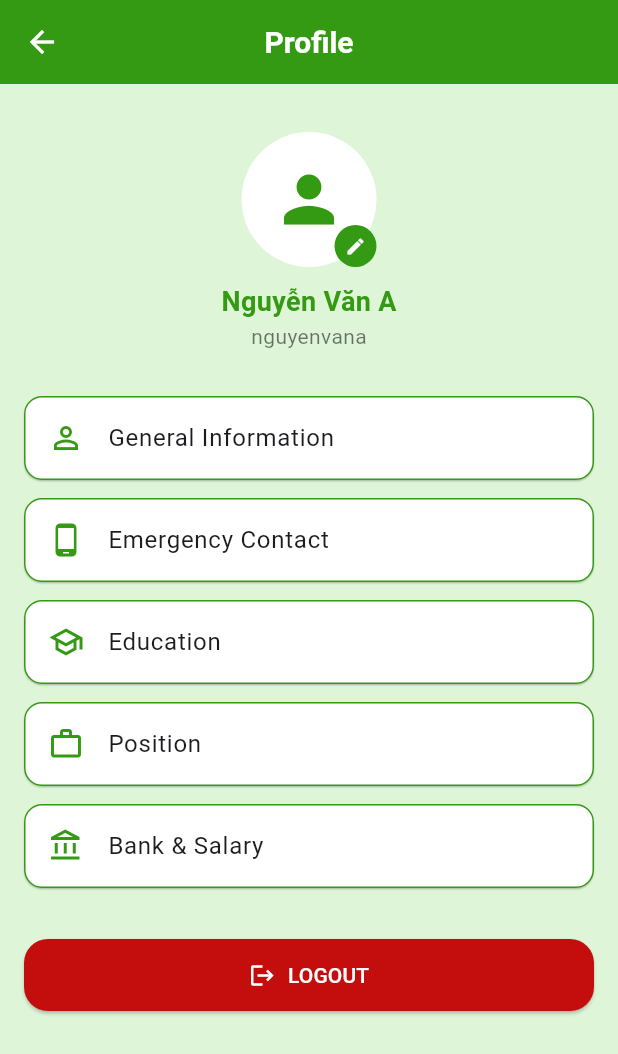
After one commit to LTT4504/erp_app_nood, a Flutter app: the ProfileScreen screen opened by its route, on a phone screen of 412 x 824 dp. The commit adds this screen. Shown: the top 1054 px of the screen. Run offline on Flutter 3.47's test engine with Material 3 defaults, Android fonts, the phone set to English and light mode, and no system bars; our stand-ins replace dio, flutter_svg, get, get_storage, logger, table_calendar; accounts and stored records are empty.

Commit message:
feat: create profile screen

```diff
--- a/lib/modules/home/widgets/home_app_bar.dart
+++ b/lib/modules/home/widgets/home_app_bar.dart
@@ -62,12 +62,17 @@ class HomeAppBar extends StatelessWidget {
               },
             ),
             const SizedBox(width: 12),
-            ClipOval(
-              child: Image.asset(
-                'assets/images/avatar_default.png',
-                width: 36,
-                height: 36,
-                fit: BoxFit.cover,
+            GestureDetector(
+              onTap: () {
+                Get.toNamed(AppRoutes.profile);
+              },
+              child: ClipOval(
+                child: Image.asset(
+                  'assets/images/avatar_default.png',
+                  width: 36,
+                  height: 36,
+                  fit: BoxFit.cover,
+                ),
               ),
             ),
           ],
--- /dev/null
+++ b/lib/modules/profile/profile_binding.dart
@@ -0,0 +1,9 @@
+import 'package:get/get.dart';
+import 'profile_controller.dart';
+
+class ProfileBinding extends Bindings {
+  @override
+  void dependencies() {
+    Get.lazyPut<ProfileController>(() => ProfileController());
+  }
+}
--- /dev/null
+++ b/lib/modules/profile/profile_controller.dart
@@ -0,0 +1,26 @@
+import 'package:get/get.dart';
+
+class ProfileController extends GetxController {
+  // Dữ liệu profile giả
+  final name = '--'.obs;
+  final email = '--'.obs;
+  final username = '--'.obs;
+  final dob = '--'.obs;
+  final phone = '--'.obs;
+
+  @override
+  void onInit() {
+    super.onInit();
+    // Giả lập load data
+    fetchProfile();
+  }
+
+  void fetchProfile() {
+    // Sau này thay bằng API call
+    name.value = "Nguyễn Văn A";
+    email.value = "example@email.com";
+    username.value = "nguyenvana";
+    dob.value = "01/01/1990";
+    phone.value = "0123456789";
+  }
+}
--- /dev/null
+++ b/lib/modules/profile/profile_screen.dart
@@ -0,0 +1,132 @@
+import 'package:flutter/material.dart';
+import 'package:get/get.dart';
+import '../../shared/constants/colors.dart';
+import '../../shared/widgets/custom_button.dart';
+import '../../shared/services/token_storage.dart';
+import '../../routes/routes.dart';
+import 'profile_controller.dart';
+
+class ProfileScreen extends GetView<ProfileController> {
+  const ProfileScreen({super.key});
+
+  @override
+  Widget build(BuildContext context) {
+    return Scaffold(
+      backgroundColor: ColorConstants.highlightPrimaryPastel,
+      appBar: AppBar(
+        backgroundColor: ColorConstants.highlightPrimary,
+        elevation: 0,
+        title: const Text(
+          "Profile",
+          style: TextStyle(
+            color: ColorConstants.white,
+            fontWeight: FontWeight.w600,
+            fontSize: 20,
+          ),
+        ),
+        centerTitle: true,
+        iconTheme: const IconThemeData(color: ColorConstants.white),
+      ),
+      body: ListView(
+        padding: const EdgeInsets.symmetric(horizontal: 16),
+        children: [
+          const SizedBox(height: 32),
+          // Avatar + tên + username
+          Center(
+            child: Column(
+              children: [
+                const Stack(
+                  children: [
+                    CircleAvatar(
+                      radius: 45,
+                      backgroundColor: ColorConstants.white,
+                      child: Icon(Icons.person, size: 50, color: ColorConstants.highlightPrimary),
+                    ),
+                    Positioned(
+                      bottom: 0,
+                      right: 0,
+                      child: CircleAvatar(
+                        radius: 14,
+                        backgroundColor: ColorConstants.highlightPrimary,
+                        child: Icon(Icons.edit, size: 14, color: ColorConstants.white),
+                      ),
+                    ),
+                  ],
+                ),
+                const SizedBox(height: 10),
+                Obx(() => Text(
+                      controller.name.value,
+                      style: const TextStyle(
+                        fontWeight: FontWeight.bold,
+                        fontSize: 18,
+                        color: ColorConstants.highlightPrimary,
+                      ),
+                    )),
+                Obx(() => Text(
+                      controller.username.value,
+                      style: const TextStyle(
+                        fontSize: 14,
+                        color: Colors.black54,
+                      ),
+                    )),
+              ],
+            ),
+          ),
+          const SizedBox(height: 24),
+          _buildMenuItem(Icons.person_outline, "General Information"),
+          _buildMenuItem(Icons.phone_android, "Emergency Contact"),
+          _buildMenuItem(Icons.school_outlined, "Education"),
+          _buildMenuItem(Icons.work_outline, "Position"),
+          _buildMenuItem(Icons.account_balance_outlined, "Bank & Salary"),
+          const SizedBox(height: 20),
+          _buildLogoutButton(),
+        ],
+      ),
+    );
+  }
+
+  Widget _buildMenuItem(IconData icon, String title, {String? badge}) {
+    return Card(
+      margin: const EdgeInsets.symmetric(vertical: 6),
+      color: ColorConstants.white,
+      shape: RoundedRectangleBorder(
+        borderRadius: BorderRadius.circular(12),
+        side: const BorderSide(color: ColorConstants.highlightPrimary, width: 1),
+      ),
+      elevation: 0.5,
+      child: ListTile(
+        leading: Icon(icon, color: ColorConstants.highlightPrimary),
+        title: Text(title, style: const TextStyle(fontSize: 16)),
+        trailing: badge != null
+            ? Container(
+                padding: const EdgeInsets.symmetric(horizontal: 8, vertical: 4),
+                decoration: BoxDecoration(
+                  color: ColorConstants.highlightSecondary,
+                  borderRadius: BorderRadius.circular(12),
+                ),
+                child: Text(
+                  badge,
+                  style: const TextStyle(color: ColorConstants.white, fontSize: 12),
+                ),
+              )
+            : null,
+        onTap: () {},
+      ),
+    );
+  }
+
+  Widget _buildLogoutButton() {
+    return Padding(
+      padding: const EdgeInsets.symmetric(vertical: 8),
+      child: CustomButton(
+        label: "Logout",
+        icon: Icons.logout,
+        backgroundColor: ColorConstants.red,
+        onPressed: () async {
+          await TokenStorage.logout();
+          Get.offAllNamed(AppRoutes.login);
+        },
+      ),
+    );
+  }
+}
--- a/lib/modules/task_detail/task_detail_screen.dart
+++ b/lib/modules/task_detail/task_detail_screen.dart
@@ -143,7 +143,7 @@ class TaskDetailScreen extends GetView<TaskDetailController> {
                                             100)
                                         .clamp(0.0, 1.0),
                                     backgroundColor: Colors.grey.shade300,
-                                    color: Colors.green,
+                                    color: ColorConstants.highlightPrimary,
                                     minHeight: 10,
                                   ),
                                 ),
--- a/lib/routes/app_pages.dart
+++ b/lib/routes/app_pages.dart
@@ -16,6 +16,8 @@ import '../modules/forgot_password/sent_email_success.dart';
 import '../modules/intro/splash_screen.dart';
 import '../modules/notification/notification_binding.dart';
 import '../modules/notification/notification_screen.dart';
+import '../modules/profile/profile_binding.dart';
+import '../modules/profile/profile_screen.dart';
 import '../modules/task_detail/task_detail_binding.dart';
 import '../modules/task_detail/task_detail_screen.dart';
 import 'app_routes.dart';
@@ -83,5 +85,10 @@ class AppPages {
       page: () => const TaskDetailScreen(),
       binding: TaskDetailBinding(),
     ),
+    GetPage(
+      name: AppRoutes.profile,
+      page: () => const ProfileScreen(),
+      binding: ProfileBinding(),
+    ),
   ];
 }
--- a/lib/routes/app_routes.dart
+++ b/lib/routes/app_routes.dart
@@ -12,4 +12,5 @@ abstract class AppRoutes {
   static const annualCalendar = '/annual-calendar';
   static const personalNotifications = '/personal-notifications';
   static const taskDetail = '/task-detail';
+  static const profile = '/profile';
 }
```
